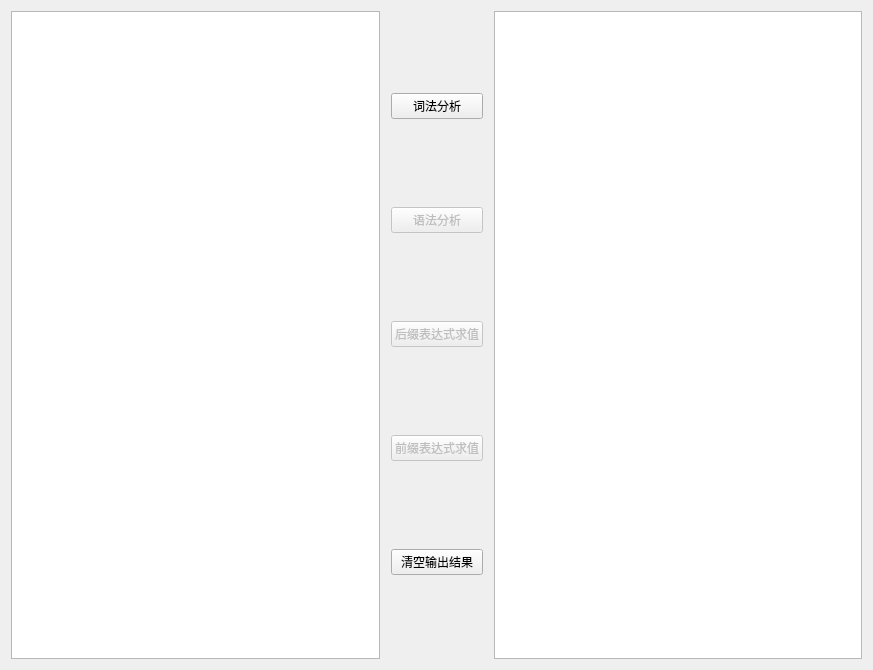
The window that calculator_ui.ui (ysu-Wzy/Compling) describes before a commit, drawn with Qt 5.
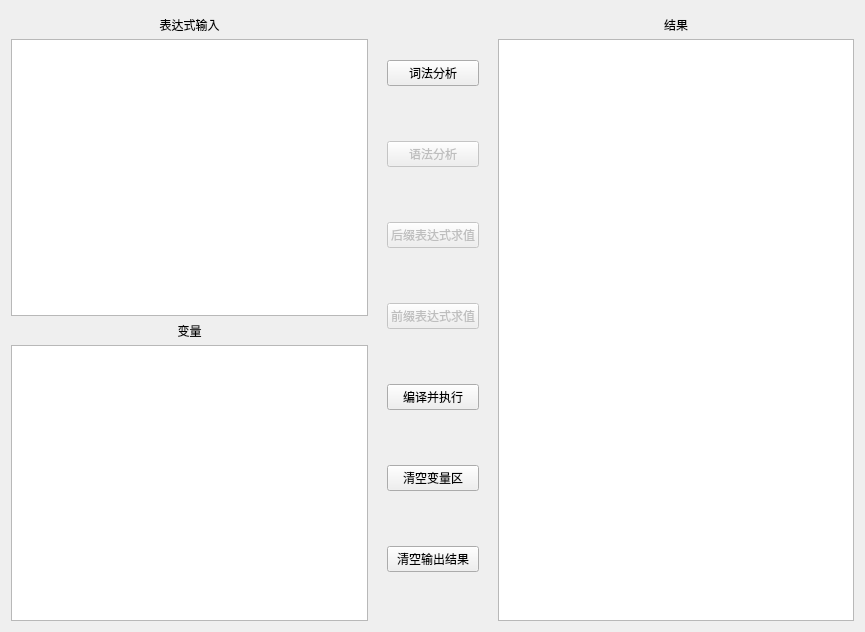
The same window after the commit.

Commit message: 增加了变量显示区，支持标识符表达式

Diff of the .ui file:
```diff
--- a/calculator_ui.ui
+++ b/calculator_ui.ui
@@ -6,25 +6,92 @@
    <rect>
     <x>0</x>
     <y>0</y>
-    <width>873</width>
-    <height>670</height>
+    <width>865</width>
+    <height>632</height>
    </rect>
   </property>
   <property name="windowTitle">
    <string>Form</string>
   </property>
-  <layout class="QVBoxLayout" name="verticalLayout">
-   <item>
-    <layout class="QHBoxLayout" name="horizontalLayout_2">
-     <item>
+  <layout class="QGridLayout" name="gridLayout">
+   <item row="0" column="0">
       <layout class="QHBoxLayout" name="horizontalLayout" stretch="1,0,0,0,1">
        <item>
+      <widget class="QSplitter" name="splitter">
+       <property name="orientation">
+        <enum>Qt::Vertical</enum>
+       </property>
+       <property name="handleWidth">
+        <number>1</number>
+       </property>
+       <widget class="QWidget" name="">
+        <layout class="QVBoxLayout" name="verticalLayout_3">
+         <property name="spacing">
+          <number>5</number>
+         </property>
+         <property name="topMargin">
+          <number>5</number>
+         </property>
+         <item>
+          <widget class="QLabel" name="label">
+           <property name="text">
+            <string>表达式输入</string>
+           </property>
+           <property name="alignment">
+            <set>Qt::AlignCenter</set>
+           </property>
+          </widget>
+         </item>
+         <item>
         <widget class="QPlainTextEdit" name="input_textEdit">
+           <property name="minimumSize">
+            <size>
+             <width>0</width>
+             <height>0</height>
+            </size>
+           </property>
          <property name="tabStopWidth">
           <number>79</number>
          </property>
         </widget>
        </item>
+        </layout>
+       </widget>
+       <widget class="QWidget" name="">
+        <layout class="QVBoxLayout" name="verticalLayout">
+         <property name="spacing">
+          <number>5</number>
+         </property>
+         <property name="topMargin">
+          <number>5</number>
+         </property>
+         <item>
+          <widget class="QLabel" name="label_2">
+           <property name="text">
+            <string>变量</string>
+           </property>
+           <property name="textFormat">
+            <enum>Qt::MarkdownText</enum>
+           </property>
+           <property name="alignment">
+            <set>Qt::AlignCenter</set>
+           </property>
+          </widget>
+         </item>
+         <item>
+          <widget class="QTextBrowser" name="value_show_textBrowser">
+           <property name="minimumSize">
+            <size>
+             <width>0</width>
+             <height>0</height>
+            </size>
+           </property>
+          </widget>
+         </item>
+        </layout>
+       </widget>
+      </widget>
+     </item>
        <item>
         <spacer name="horizontalSpacer">
          <property name="orientation">
@@ -32,7 +99,7 @@
          </property>
          <property name="sizeHint" stdset="0">
           <size>
-           <width>5</width>
+         <width>13</width>
            <height>20</height>
           </size>
          </property>
@@ -77,6 +144,23 @@
            </property>
           </widget>
          </item>
+       <item>
+        <widget class="QPushButton" name="execute_btn">
+         <property name="toolTip">
+          <string>&lt;html&gt;&lt;head/&gt;&lt;body&gt;&lt;p&gt;若没有选中的表达式，则执行所有&lt;/p&gt;&lt;/body&gt;&lt;/html&gt;</string>
+         </property>
+         <property name="text">
+          <string>编译并执行</string>
+         </property>
+        </widget>
+       </item>
+       <item>
+        <widget class="QPushButton" name="clear_variable_btn">
+         <property name="text">
+          <string>清空变量区</string>
+         </property>
+        </widget>
+       </item>
          <item>
           <widget class="QPushButton" name="clearReuslt_btn">
            <property name="text">
@@ -93,11 +177,29 @@
          </property>
          <property name="sizeHint" stdset="0">
           <size>
-           <width>5</width>
+         <width>13</width>
            <height>20</height>
           </size>
          </property>
         </spacer>
+     </item>
+     <item>
+      <layout class="QVBoxLayout" name="verticalLayout_4">
+       <property name="spacing">
+        <number>5</number>
+       </property>
+       <property name="topMargin">
+        <number>5</number>
+       </property>
+       <item>
+        <widget class="QLabel" name="label_3">
+         <property name="text">
+          <string>结果</string>
+         </property>
+         <property name="alignment">
+          <set>Qt::AlignCenter</set>
+         </property>
+        </widget>
        </item>
        <item>
         <widget class="QTextBrowser" name="show_textBrowser"/>
```
Left out of the diff: 3 changed lines with no effect on the pictures. Lines whose indentation alone changed are shown as unchanged. The commit also changes 4 other files.
